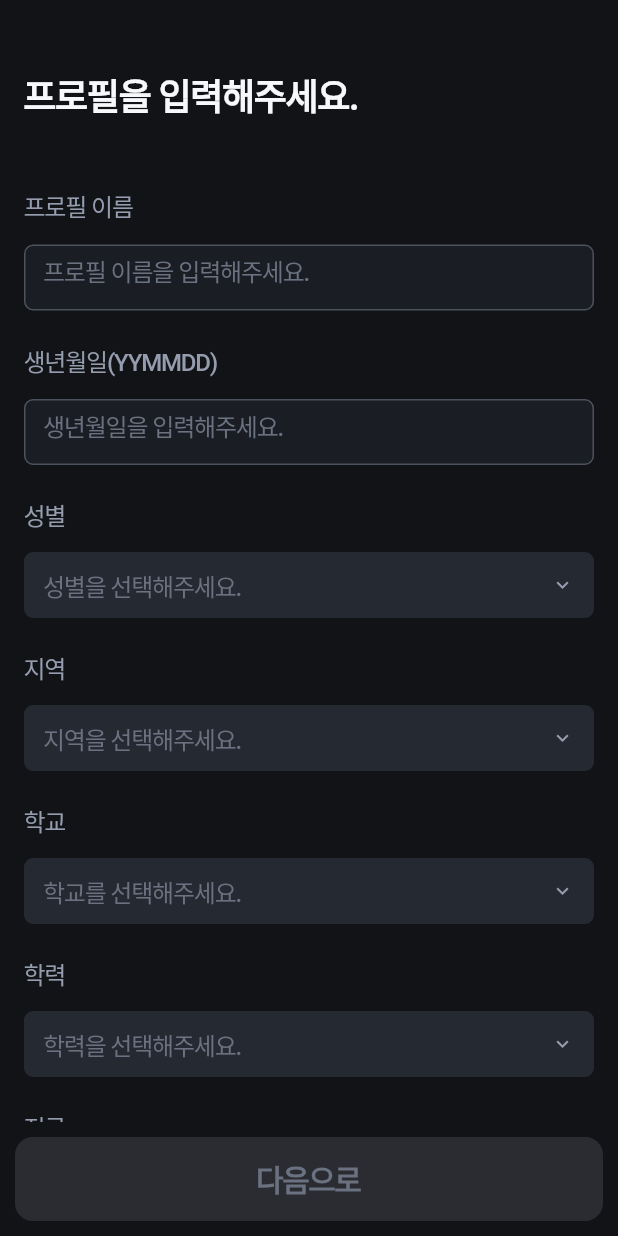
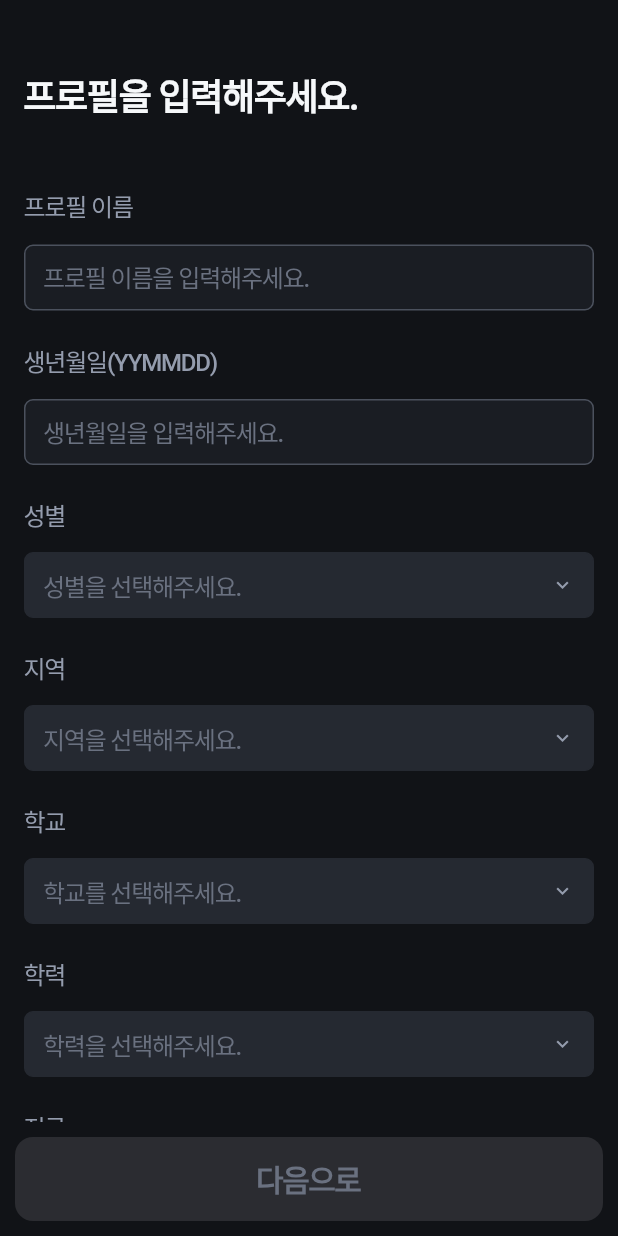
Before and after one commit to Yuno-Team/Yuno_APP, a Flutter app: the screen it shows after launch, after a tap on "구글로 로그인 하기", on a phone screen of 412 x 824 dp. Run offline on Flutter 3.47's test engine with Material 3 defaults, Android fonts, the phone set to English and light mode, and no system bars; our stand-ins replace device_preview, flutter_svg, google_fonts, shared_preferences; accounts and stored records are empty; network calls fail; Roboto replaces fonts that are missing (Pretendard).

Commit message:
Fix input field text alignment and search box input issues
- Fix profile input field text alignment (center vertical alignment)
- Fix search text box: enable English input and remove Korean drag effect
- Update home_screen.dart with state management improvements

🤖 Generated with [Claude Code](https://claude.com/claude-code)

Co-Authored-By: Claude <noreply@anthropic.com>

```diff
--- a/FE/lib/widgets/input_field.dart
+++ b/FE/lib/widgets/input_field.dart
@@ -53,7 +53,7 @@ class _InputFieldState extends State<InputField> {
   Widget build(BuildContext context) {
     return Container(
       height: 44,
-      padding: EdgeInsets.symmetric(horizontal: 12, vertical: 8),
+      padding: EdgeInsets.symmetric(horizontal: 12),
       decoration: BoxDecoration(
         color: widget.enabled ? Color(0xFF1A1D23) : Color(0xFF252931),
         borderRadius: BorderRadius.circular(6),
@@ -71,13 +71,14 @@ class _InputFieldState extends State<InputField> {
               onChanged: widget.onChanged,
               keyboardType: widget.keyboardType,
               maxLength: widget.maxLength,
+              textAlignVertical: TextAlignVertical.center,
               style: TextStyle(
                 fontFamily: 'Pretendard',
                 fontSize: 16,
                 fontWeight: FontWeight.w500,
                 color: widget.enabled ? Color(0xFFF6F8FA) : Color(0xFFBDC4D0),
                 letterSpacing: -0.8,
-                height: 24/16,
+                height: 1.0,
               ),
               decoration: InputDecoration(
                 border: InputBorder.none,
@@ -88,9 +89,11 @@ class _InputFieldState extends State<InputField> {
                   fontWeight: FontWeight.w500,
                   color: Color(0xFF6A7180),
                   letterSpacing: -0.8,
-                  height: 24/16,
+                  height: 1.0,
                 ),
                 counterText: '', // maxLength 카운터 숨기기
+                contentPadding: EdgeInsets.zero,
+                isDense: true,
               ),
             ),
           ),
--- a/FE/lib/widgets/search_header.dart
+++ b/FE/lib/widgets/search_header.dart
@@ -111,6 +111,8 @@ class _SearchHeaderState extends State<SearchHeader> {
                             }
                           },
                           textInputAction: TextInputAction.search,
+                          keyboardType: TextInputType.text,
+                          enableInteractiveSelection: false,
                           style: TextStyle(
                             fontFamily: 'Pretendard',
                             fontSize: 16,
```
Also changed, not shown: FE/lib/screens/home_screen.dart (+56 -12 lines).
